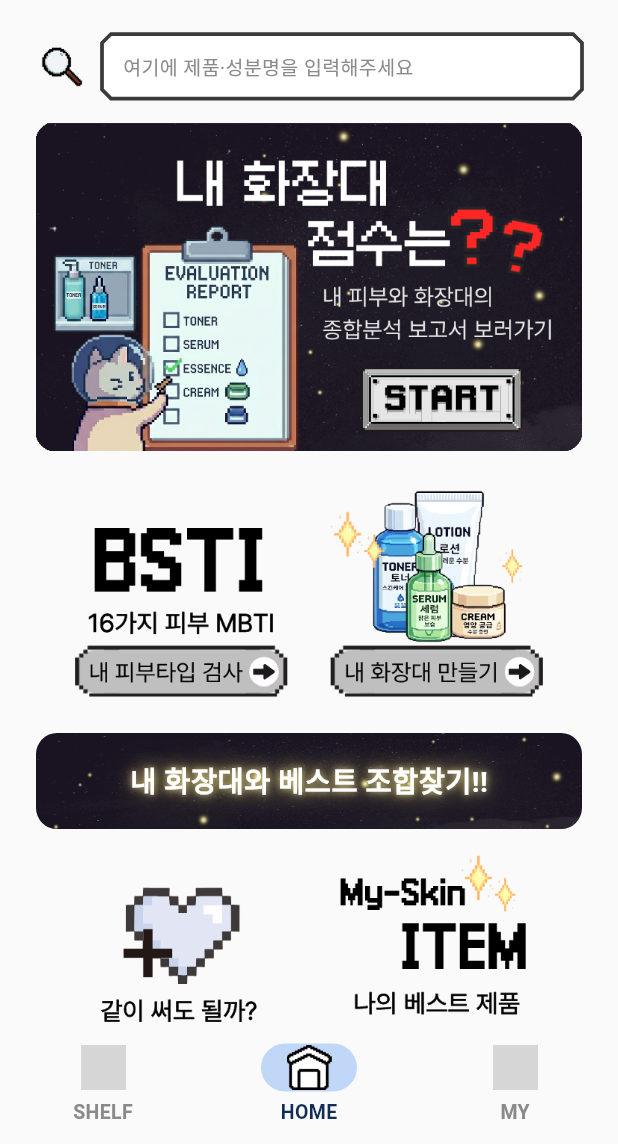
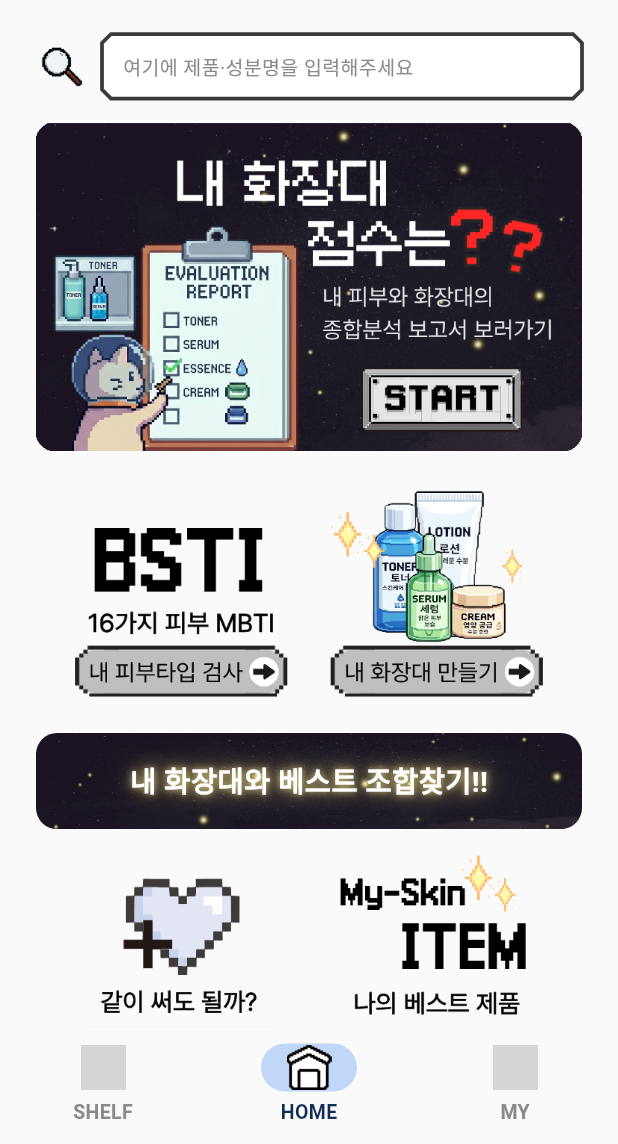
Before and after one commit to cosmos-incicrew/cosmos_client, a Flutter app: the HomeScreen screen opened by its route, on a phone screen of 412 x 824 dp, the part 92-1236 px from its top. Run offline on Flutter 3.47's test engine with Material 3 defaults, Android fonts, the phone set to English and light mode, and no system bars; our stand-ins replace dio, flutter_riverpod, flutter_secure_storage, go_router, google_sign_in, hive_flutter and 2 more; missing offline and left inert: dart:html, dart:ui_web; accounts and stored records are empty; Roboto replaces fonts that are missing (Galmuri11, Pretendard); grey boxes are pictures that could not be loaded.

Commit message:
fix(home): 2행 버튼 크기 통일(286x318)로 하단 정렬 — 단차 제거
맞춤추천 아이콘을 위쪽 투명 여백으로 비교 아이콘과 같은 높이로 맞추고,
임시 Transform 이동 핵을 제거한다.

Co-Authored-By: Claude Fable 5 <noreply@anthropic.com>

```diff
--- a/lib/features/home/presentation/screens/home_screen.dart
+++ b/lib/features/home/presentation/screens/home_screen.dart
@@ -180,14 +180,11 @@ class HomeScreen extends ConsumerWidget {
           crossAxisAlignment: CrossAxisAlignment.end,
           children: [
             Expanded(
-              // 새 비교 아이콘이 옆 버튼보다 살짝 높아 하단 단차를 맞춘다.
-              child: Transform.translate(
-                offset: const Offset(0, 6),
-                child: _ImageButton(
-                  asset: AppAssets.homeCompare,
-                  label: '같이 써도 될까? 성분 비교 추천',
-                  onTap: () => context.push('/compare'),
-                ),
+              // 두 이미지를 같은 크기(286x318)로 맞춰 하단이 자연 정렬된다.
+              child: _ImageButton(
+                asset: AppAssets.homeCompare,
+                label: '같이 써도 될까? 성분 비교 추천',
+                onTap: () => context.push('/compare'),
               ),
             ),
             const SizedBox(width: 28),
```
Also changed, not shown: assets/images/home/my_skin_item.png.
